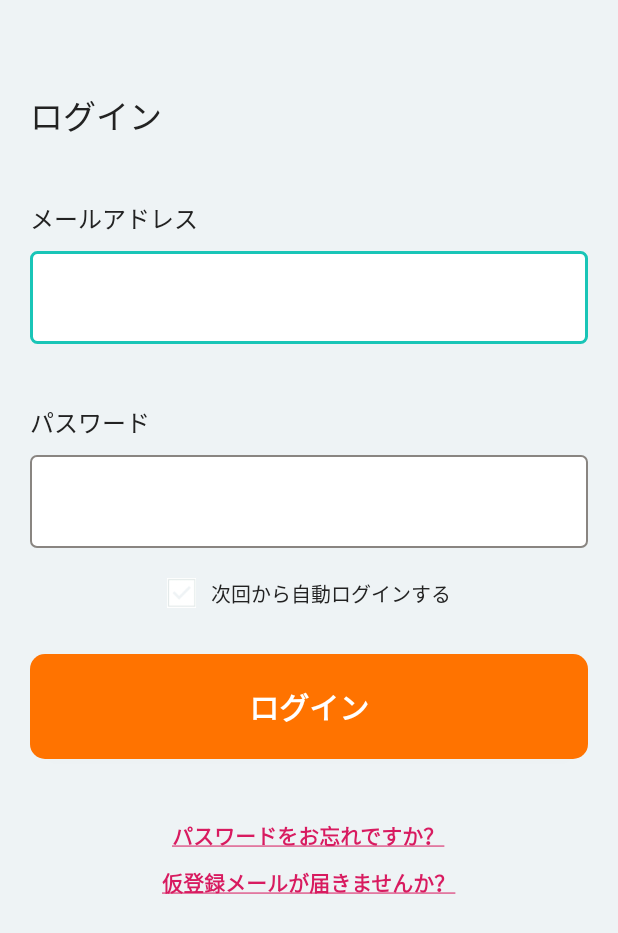
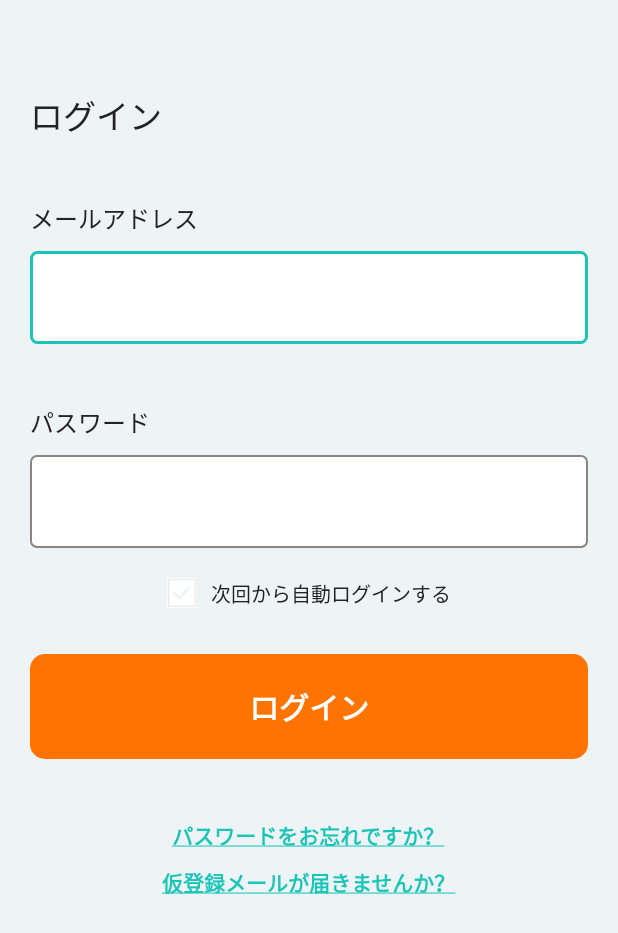
Before and after one commit to NozakiNachi/erikura-android, an Android app: the screen it shows after launch (LoginActivity), after a tap on "ログイン", on a phone screen of 412 x 824 dp. Shown: the top 933 px of the screen. Run offline under Robolectric (Android 15) with nearby library versions, the phone set to English and light mode, and no system bars; our stand-ins replace data binding; 3 statements that could not run were skipped.

Commit message:
リンク部分のスタイル指定

```diff
--- a/app/src/main/java/jp/co/recruit/erikura/presenters/activities/StartActivity.kt
+++ b/app/src/main/java/jp/co/recruit/erikura/presenters/activities/StartActivity.kt
@@ -14,6 +14,7 @@
 import android.text.Html
 import android.util.Log
 import android.widget.Toast
+import androidx.core.text.HtmlCompat
 import com.google.android.gms.auth.api.signin.GoogleSignIn
 import com.google.android.gms.auth.api.signin.GoogleSignInAccount
 import com.google.android.gms.auth.api.signin.GoogleSignInOptionsExtension
@@ -66,7 +67,7 @@
         val mMethod: MovementMethod = LinkMovementMethod.getInstance()
         tv.movementMethod = mMethod
         val url = "http://www.google.co.jp"
-        val link = Html.fromHtml("<a href=\"$url\">スキップして近くの仕事を探す</a>")
+        val link = HtmlCompat.fromHtml("<a href=\"$url\">スキップして近くの仕事を探す</a>", HtmlCompat.FROM_HTML_MODE_COMPACT)
         tv.text = link
         tv.setOnClickListener {
             // 地図画面へ遷移
--- a/app/src/main/res/layout/activity_login.xml
+++ b/app/src/main/res/layout/activity_login.xml
@@ -98,8 +98,7 @@
                     android:layout_marginTop="40dp"
                     android:layout_gravity="center"
                     android:textSize="14dp"
-                    android:textStyle="bold"
-                    android:textColor="@color/topaz"
+                    style="@style/linkText"
                     android:text="@string/login_remindPassword"
                     />
 
@@ -110,8 +109,7 @@
                     android:layout_marginBottom="40dp"
                     android:layout_gravity="center"
                     android:textSize="14dp"
-                    android:textStyle="bold"
-                    android:textColor="@color/topaz"
+                    style="@style/linkText"
                     android:text="@string/login_mailUnreachable"
                     />
             </LinearLayout>
--- a/app/src/main/res/values/styles.xml
+++ b/app/src/main/res/values/styles.xml
@@ -26,6 +26,13 @@
         <item name="android:layout_marginRight">20dp</item>
         <item name="android:textColor">@color/blackTwo</item>
         <item name="android:textSize">22dp</item>
+    </style>
+
+    <style name="linkText">
+        <item name="android:fontFamily">@font/hirakakupron_w6_alphanbum_01</item>
+        <item name="android:textStyle">bold</item>
+        <item name="android:textColor">@color/topaz</item>
+        <item name="android:textColorLink">@color/topaz</item>
     </style>
 
     <!-- フィールドラベル -->
```
